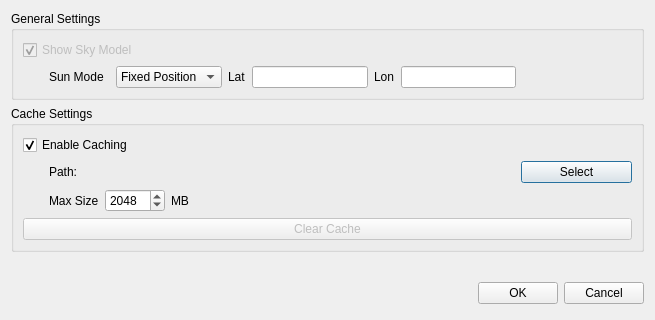
First picture: the form in src/Applications/DesktopViewer/ui/AppSettingsDialog.ui, repository KrisLee/godzi-desktop, before the edit.
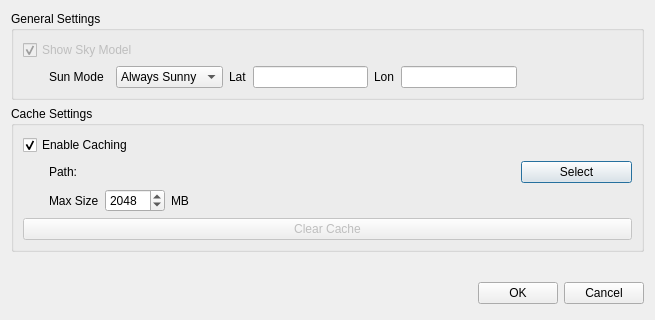
Second picture: the form after the edit. Icons and pictures are not drawn.

What changed in the file:
```diff
--- a/src/Applications/DesktopViewer/ui/AppSettingsDialog.ui
+++ b/src/Applications/DesktopViewer/ui/AppSettingsDialog.ui
@@ -47,6 +47,11 @@
         <property name="currentIndex">
          <number>0</number>
         </property>
+        <item>
+         <property name="text">
+          <string>Always Sunny</string>
+         </property>
+        </item>
         <item>
          <property name="text">
           <string>Fixed Position</string>
```
